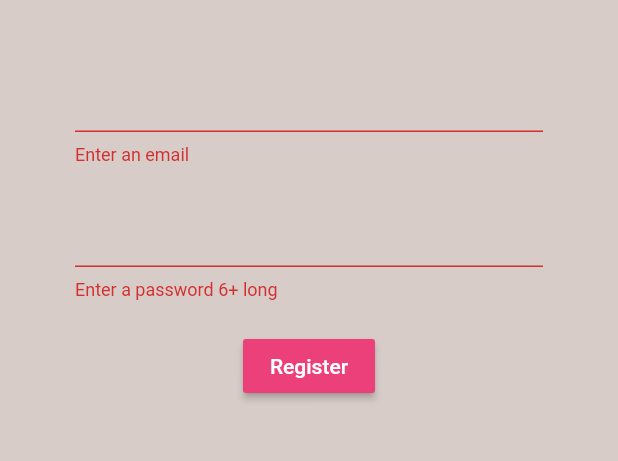
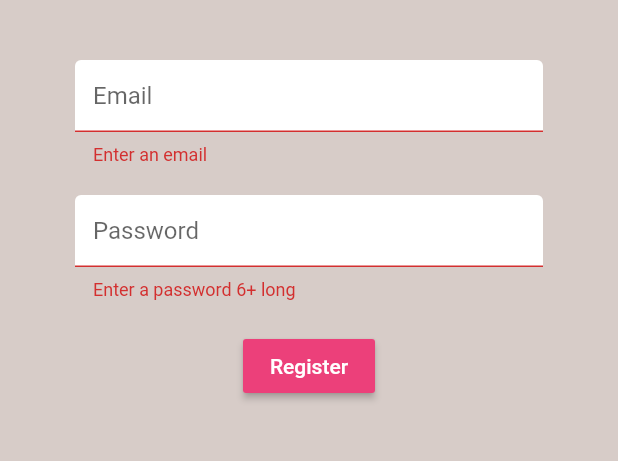
Before and after one commit to Songeziwe/Brew_crew, a Flutter app: the Register screen opened directly, after a tap on "Register", on a phone screen of 412 x 824 dp, the part 84-545 px from its top. Run offline on Flutter 3.47's test engine with Material 2 defaults, Android fonts, the phone set to English and light mode, and no system bars; our stand-ins replace cloud_firestore, firebase_auth, flutter_spinkit; accounts and stored records are empty.

Commit message:
Final version

```diff
--- /dev/null
+++ b/lib/models/brew.dart
@@ -0,0 +1,11 @@
+class Brew {
+  final String name;
+  final String sugars;
+  final int strength;
+
+  Brew({
+    this.name,
+    this.sugars,
+    this.strength,
+  });
+}
--- a/lib/screens/authentication/register.dart
+++ b/lib/screens/authentication/register.dart
@@ -1,4 +1,6 @@
 import 'package:brew_crew/services/auth.dart';
+import 'package:brew_crew/shared/constants.dart';
+import 'package:brew_crew/shared/loading.dart';
 import 'package:flutter/material.dart';
 
 class Register extends StatefulWidget {
@@ -11,13 +13,16 @@ class Register extends StatefulWidget {
 class _RegisterState extends State<Register> {
   final AuthService _auth = AuthService();
   final _formKey = GlobalKey<FormState>();
+  bool loading = false;
   String email;
   String password;
   String error = '';
 
   @override
   Widget build(BuildContext context) {
-    return Scaffold(
+    return loading
+        ? Loading()
+        : Scaffold(
             backgroundColor: Colors.brown[100],
             appBar: AppBar(
               backgroundColor: Colors.brown[500],
@@ -32,13 +37,16 @@ class _RegisterState extends State<Register> {
               ],
             ),
             body: Container(
-        padding: const EdgeInsets.symmetric(horizontal: 50.0, vertical: 20.0),
+              padding:
+                  const EdgeInsets.symmetric(horizontal: 50.0, vertical: 20.0),
               child: Form(
                 key: _formKey,
                 child: Column(
                   children: <Widget>[
                     SizedBox(height: 20.0),
                     TextFormField(
+                      decoration:
+                          kTextInputDecoration.copyWith(hintText: 'Email'),
                       onChanged: (value) => setState(() {
                         email = value;
                         error = '';
@@ -47,6 +55,8 @@ class _RegisterState extends State<Register> {
                     ),
                     SizedBox(height: 20.0),
                     TextFormField(
+                      decoration:
+                          kTextInputDecoration.copyWith(hintText: 'Password'),
                       obscureText: true,
                       onChanged: (value) => setState(() {
                         password = value;
@@ -64,9 +74,15 @@ class _RegisterState extends State<Register> {
                       ),
                       onPressed: () async {
                         if (_formKey.currentState.validate()) {
-                    dynamic result = await _auth.register(email, password);
+                          setState(() {
+                            loading = true;
+                          });
+                          dynamic result =
+                              await _auth.register(email, password);
                           if (result == null) {
-                      setState(() => error = 'please supply valid credentials');
+                            loading = false;
+                            setState(() =>
+                                error = 'please supply valid credentials');
                           }
                         }
                       },
--- a/lib/services/auth.dart
+++ b/lib/services/auth.dart
@@ -1,3 +1,4 @@
+import 'package:brew_crew/services/database.dart';
 import 'package:firebase_auth/firebase_auth.dart';
 import 'package:brew_crew/models/user.dart';
 
@@ -46,6 +47,10 @@ class AuthService {
       FirebaseUser user = (await _auth.createUserWithEmailAndPassword(
               email: email, password: password))
           .user;
+
+      // create a new document for the user with uid
+      await DatabaseService(uid: user.uid)
+          .updateUserData('0', 'new crew member', 100);
       return _userFromFirebaseUser(user);
     } catch (e) {
       print(e);
--- /dev/null
+++ b/lib/shared/constants.dart
@@ -0,0 +1,18 @@
+import 'package:flutter/material.dart';
+
+const kTextInputDecoration = InputDecoration(
+  fillColor: Colors.white,
+  filled: true,
+  enabledBorder: OutlineInputBorder(
+    borderSide: BorderSide(
+      color: Colors.white,
+      width: 2.0,
+    ),
+  ),
+  focusedBorder: OutlineInputBorder(
+    borderSide: BorderSide(
+      color: Colors.pink,
+      width: 2.0,
+    ),
+  ),
+);
--- a/pubspec.yaml
+++ b/pubspec.yaml
@@ -26,6 +26,7 @@ dependencies:
   firebase_auth: ^0.16.1
   cloud_firestore: ^0.13.6
   provider: ^4.1.3
+  flutter_spinkit: ^4.1.2+1
 
   # The following adds the Cupertino Icons font to your application.
   # Use with the CupertinoIcons class for iOS style icons.
@@ -47,9 +48,8 @@ flutter:
   uses-material-design: true
 
   # To add assets to your application, add an assets section, like this:
-  # assets:
-  #   - images/a_dot_burr.jpeg
-  #   - images/a_dot_ham.jpeg
+  assets:
+    - assets/images/
 
   # An image asset can refer to one or more resolution-specific "variants", see
   # https://flutter.dev/assets-and-images/#resolution-aware.
```
Also changed, not shown: lib/models/user.dart (+14 -0 lines), lib/screens/authentication/sign_in.dart (+50 -5 lines), lib/screens/home/brew_list.dart (added, +24 -0 lines), lib/screens/home/brew_tile.dart (added, +27 -0 lines), lib/screens/home/home.dart (+40 -2 lines), lib/screens/home/settings_form.dart (added, +107 -0 lines), lib/services/database.dart (added, +54 -0 lines), lib/shared/loading.dart (added, +17 -0 lines), assets/images/coffee_bg.png (added), assets/images/coffee_icon.png (added), pubspec.lock. Lines whose indentation alone changed are shown as unchanged.
